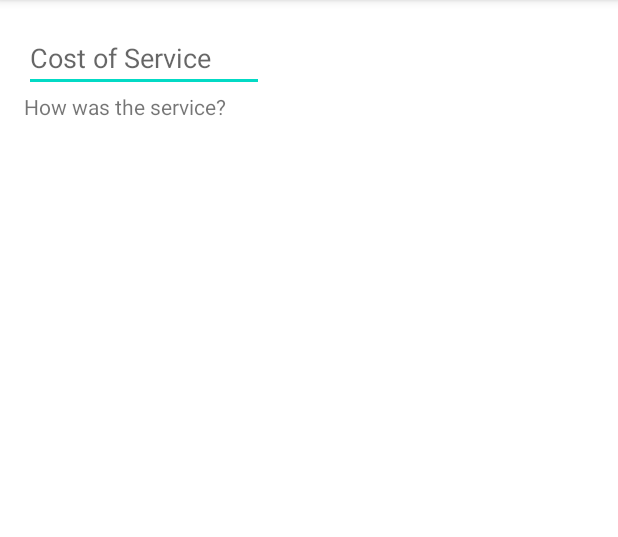
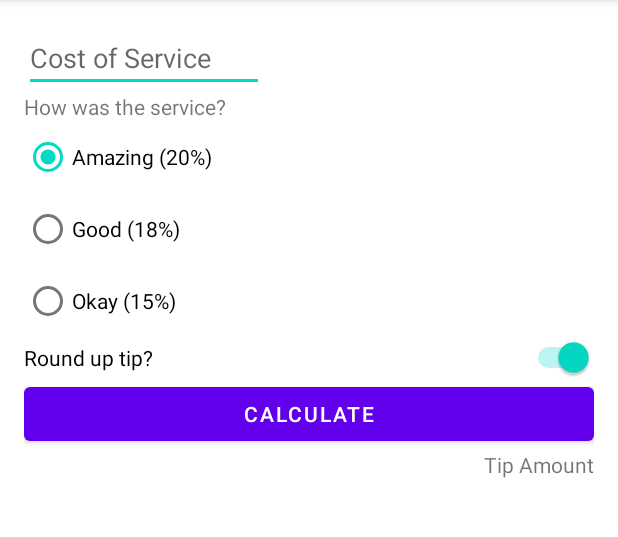
Before and after one commit to Deep3543/TipTime, an Android app: the screen it shows after launch (MainActivity), on a phone screen of 412 x 824 dp, the part 84-621 px from its top. Run offline under Robolectric (Android 15) with nearby library versions, the phone set to English and light mode, and no system bars.

Commit message:
Added EditText, Radio Buttons, Button and TextView

```diff
--- a/app/src/main/res/layout/activity_main.xml
+++ b/app/src/main/res/layout/activity_main.xml
@@ -18,10 +18,67 @@
         tools:ignore="HardcodedText" />
 
     <TextView
+        android:id="@+id/service_question"
         android:layout_width="wrap_content"
         android:layout_height="wrap_content"
         android:text="How was the service?"
         app:layout_constraintStart_toStartOf="parent"
         app:layout_constraintTop_toBottomOf="@id/cost_of_service"/>
 
+    <RadioGroup
+        android:id="@+id/tip_options"
+        android:checkedButton="@id/option_twenty_percent"
+        android:layout_width="wrap_content"
+        android:layout_height="wrap_content"
+        android:orientation="vertical"
+        app:layout_constraintStart_toStartOf="parent"
+        app:layout_constraintTop_toBottomOf="@id/service_question">
+
+        <!--        add RadioButtons here -->
+        <RadioButton
+            android:id="@+id/option_twenty_percent"
+            android:layout_width="wrap_content"
+            android:layout_height="wrap_content"
+            android:text="Amazing (20%)"/>
+        <RadioButton
+            android:id="@+id/option_eighteen_percent"
+            android:layout_width="wrap_content"
+            android:layout_height="wrap_content"
+            android:text="Good (18%)"/>
+        <RadioButton
+            android:id="@+id/option_fifteen_percent"
+            android:layout_width="wrap_content"
+            android:layout_height="wrap_content"
+            android:text="Okay (15%)"/>
+    </RadioGroup>
+
+    <Switch
+        android:id="@+id/round_up_switch"
+        android:layout_width="0dp"
+        android:layout_height="wrap_content"
+        android:checked="true"
+        android:text="Round up tip?"
+        app:layout_constraintEnd_toEndOf="parent"
+        app:layout_constraintStart_toStartOf="parent"
+        app:layout_constraintTop_toBottomOf="@id/tip_options" />
+
+    <Button
+        android:id="@+id/calculate_button"
+        android:layout_width="0dp"
+        android:layout_height="wrap_content"
+        android:text="Calculate"
+        app:layout_constraintTop_toBottomOf="@id/round_up_switch"
+        app:layout_constraintStart_toStartOf="parent"
+        app:layout_constraintEnd_toEndOf="parent" />
+
+    <TextView
+        android:id="@+id/tip_result"
+        android:layout_width="wrap_content"
+        android:layout_height="wrap_content"
+        app:layout_constraintEnd_toEndOf="parent"
+        app:layout_constraintTop_toBottomOf="@id/calculate_button"
+        android:text="Tip Amount" />
+
+
+
 </androidx.constraintlayout.widget.ConstraintLayout>
```
